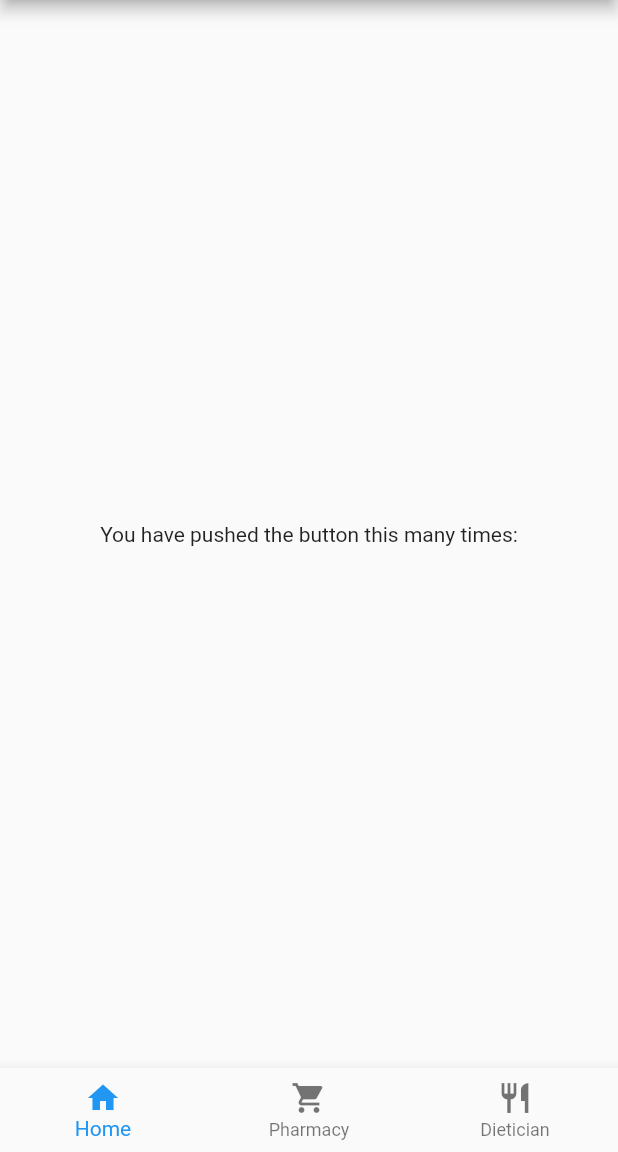
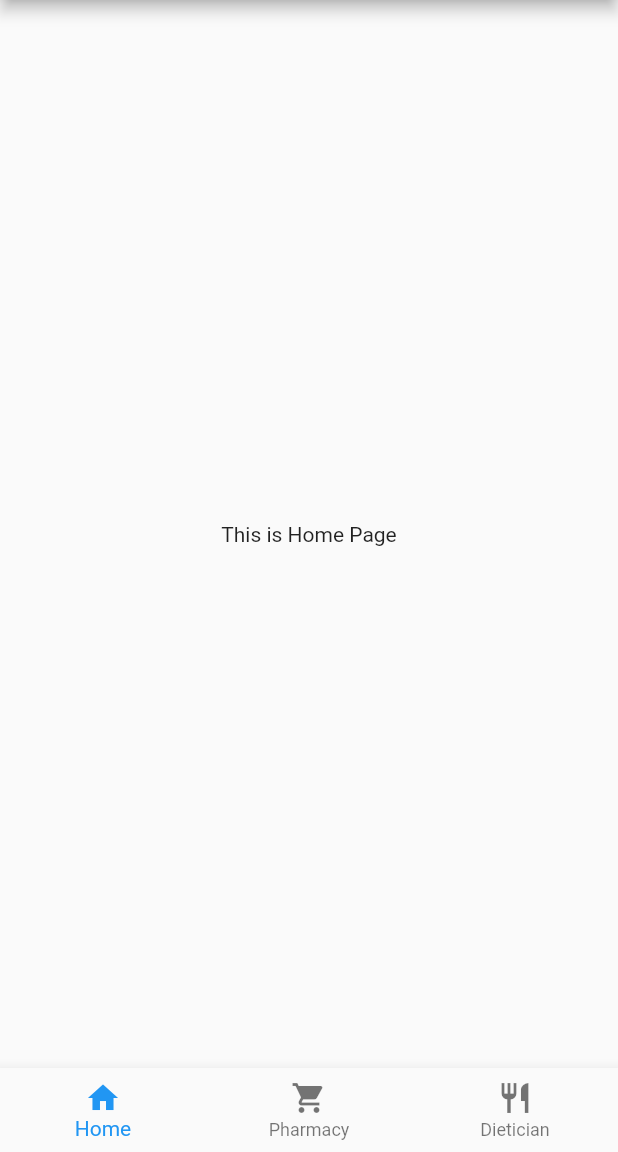
Before and after one commit to angelinetanvy/Lifeline, a Flutter app: the screen it shows after launch, on a phone screen of 412 x 824 dp, the part 84-1236 px from its top. Run offline on Flutter 3.47's test engine with Material 2 defaults, Android fonts, the phone set to English and light mode, and no system bars.

Commit message:
no message

```diff
--- a/lifeline_app/lib/main.dart
+++ b/lifeline_app/lib/main.dart
@@ -1,4 +1,5 @@
 import 'package:flutter/material.dart';
+import 'package:lifeline_app/pharmacyPage.dart';
 
 void main() {
   runApp(MyApp());
@@ -34,15 +35,6 @@ class MyApp extends StatelessWidget {
 class MyHomePage extends StatefulWidget {
   MyHomePage({Key key, this.title}) : super(key: key);
 
-  // This widget is the home page of your application. It is stateful, meaning
-  // that it has a State object (defined below) that contains fields that affect
-  // how it looks.
-
-  // This class is the configuration for the state. It holds the values (in this
-  // case the title) provided by the parent (in this case the App widget) and
-  // used by the build method of the State. Fields in a Widget subclass are
-  // always marked "final".
-
   final String title;
 
   @override
@@ -63,7 +55,7 @@ class _MyHomePageState extends State<MyHomePage> {
           mainAxisAlignment: MainAxisAlignment.center,
           children: <Widget>[
             Text(
-              'You have pushed the button this many times:',
+              'This is Home Page',
             ),
           ],
         ),
@@ -90,7 +82,7 @@ class _MyHomePageState extends State<MyHomePage> {
           });
         },
       ),
- // This trailing comma makes auto-formatting nicer for build methods.
+      // This trailing comma makes auto-formatting nicer for build methods.
     );
   }
 }
```
